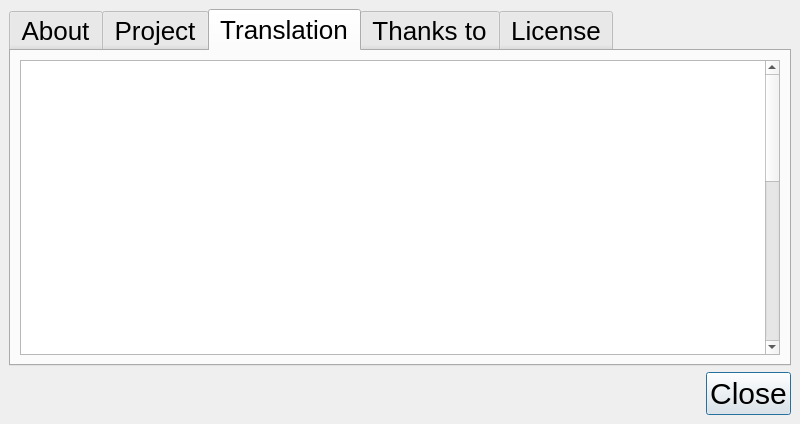
Before: the Qt Designer form src/gui/qt/gui_800x480/aboutpokerth_800x480.ui in pokerth/pokerth, drawn with Qt 5.
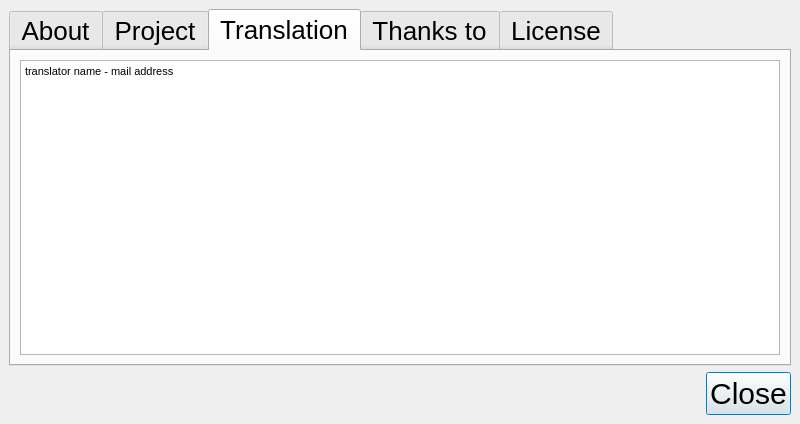
After: the same form once the commit is applied. The open tabs and pages were chosen to show the change. Icons and pictures are not drawn.

```diff
--- a/src/gui/qt/gui_800x480/aboutpokerth_800x480.ui
+++ b/src/gui/qt/gui_800x480/aboutpokerth_800x480.ui
@@ -181,26 +181,11 @@
           <string>&lt;!DOCTYPE HTML PUBLIC &quot;-//W3C//DTD HTML 4.0//EN&quot; &quot;http://www.w3.org/TR/REC-html40/strict.dtd&quot;&gt;
 &lt;html&gt;&lt;head&gt;&lt;meta name=&quot;qrichtext&quot; content=&quot;1&quot; /&gt;&lt;style type=&quot;text/css&quot;&gt;
 p, li { white-space: pre-wrap; }
-&lt;/style&gt;&lt;/head&gt;&lt;body style=&quot; font-family:'Nimbus Sans L'; font-weight:400; font-style:normal;&quot;&gt;
+&lt;/style&gt;&lt;/head&gt;&lt;body style=&quot; font-family:'Liberation Sans'; font-size:26px; font-weight:400; font-style:normal;&quot;&gt;
 &lt;table border=&quot;0&quot; style=&quot;-qt-table-type: root; margin-top:4px; margin-bottom:4px; margin-left:4px; margin-right:4px;&quot;&gt;
 &lt;tr&gt;
 &lt;td style=&quot;border: none;&quot;&gt;
-&lt;p style=&quot;-qt-paragraph-type:empty; margin-top:0px; margin-bottom:0px; margin-left:0px; margin-right:0px; -qt-block-indent:0; text-indent:0px;&quot;&gt;&lt;/p&gt;
-&lt;p style=&quot;-qt-paragraph-type:empty; margin-top:0px; margin-bottom:0px; margin-left:0px; margin-right:0px; -qt-block-indent:0; text-indent:0px;&quot;&gt;&lt;/p&gt;
-&lt;p style=&quot;-qt-paragraph-type:empty; margin-top:0px; margin-bottom:0px; margin-left:0px; margin-right:0px; -qt-block-indent:0; text-indent:0px;&quot;&gt;&lt;/p&gt;
-&lt;p style=&quot; margin-top:0px; margin-bottom:0px; margin-left:0px; margin-right:0px; -qt-block-indent:0; text-indent:0px;&quot;&gt;&lt;br /&gt;&lt;/p&gt;
-&lt;p style=&quot;-qt-paragraph-type:empty; margin-top:0px; margin-bottom:0px; margin-left:0px; margin-right:0px; -qt-block-indent:0; text-indent:0px;&quot;&gt;&lt;/p&gt;
-&lt;p style=&quot; margin-top:0px; margin-bottom:0px; margin-left:0px; margin-right:0px; -qt-block-indent:0; text-indent:0px;&quot;&gt;&lt;br /&gt;&lt;/p&gt;
-&lt;p style=&quot;-qt-paragraph-type:empty; margin-top:0px; margin-bottom:0px; margin-left:0px; margin-right:0px; -qt-block-indent:0; text-indent:0px;&quot;&gt;&lt;/p&gt;
-&lt;p style=&quot; margin-top:0px; margin-bottom:0px; margin-left:0px; margin-right:0px; -qt-block-indent:0; text-indent:0px;&quot;&gt;&lt;br /&gt;&lt;/p&gt;
-&lt;p style=&quot;-qt-paragraph-type:empty; margin-top:0px; margin-bottom:0px; margin-left:0px; margin-right:0px; -qt-block-indent:0; text-indent:0px;&quot;&gt;&lt;/p&gt;
-&lt;p style=&quot; margin-top:0px; margin-bottom:0px; margin-left:0px; margin-right:0px; -qt-block-indent:0; text-indent:0px;&quot;&gt;&lt;br /&gt;&lt;/p&gt;
-&lt;p style=&quot;-qt-paragraph-type:empty; margin-top:0px; margin-bottom:0px; margin-left:0px; margin-right:0px; -qt-block-indent:0; text-indent:0px; font-family:'Sans Serif';&quot;&gt;&lt;/p&gt;
-&lt;p style=&quot; margin-top:0px; margin-bottom:0px; margin-left:0px; margin-right:0px; -qt-block-indent:0; text-indent:0px;&quot;&gt;&lt;span style=&quot; font-family:'Sans Serif';&quot;&gt;&lt;br /&gt;&lt;/span&gt;&lt;/p&gt;
-&lt;p style=&quot;-qt-paragraph-type:empty; margin-top:0px; margin-bottom:0px; margin-left:0px; margin-right:0px; -qt-block-indent:0; text-indent:0px; font-family:'Sans Serif';&quot;&gt;&lt;/p&gt;
-&lt;p style=&quot; margin-top:0px; margin-bottom:0px; margin-left:0px; margin-right:0px; -qt-block-indent:0; text-indent:0px;&quot;&gt;&lt;span style=&quot; font-family:'Sans Serif';&quot;&gt;&lt;br /&gt;&lt;/span&gt;&lt;/p&gt;
-&lt;p style=&quot;-qt-paragraph-type:empty; margin-top:0px; margin-bottom:0px; margin-left:0px; margin-right:0px; -qt-block-indent:0; text-indent:0px; font-family:'Sans Serif';&quot;&gt;&lt;/p&gt;
-&lt;p style=&quot; margin-top:0px; margin-bottom:0px; margin-left:0px; margin-right:0px; -qt-block-indent:0; text-indent:0px;&quot;&gt;&lt;span style=&quot; font-family:'Sans Serif';&quot;&gt;&lt;br /&gt;&lt;/span&gt;&lt;/p&gt;&lt;/td&gt;&lt;/tr&gt;&lt;/table&gt;&lt;/body&gt;&lt;/html&gt;</string>
+&lt;p style=&quot; margin-top:0px; margin-bottom:0px; margin-left:0px; margin-right:0px; -qt-block-indent:0; text-indent:0px;&quot;&gt;&lt;span style=&quot; font-family:'Nimbus Sans L'; font-size:8pt;&quot;&gt;translator name - mail address&lt;/span&gt;&lt;/p&gt;&lt;/td&gt;&lt;/tr&gt;&lt;/table&gt;&lt;/body&gt;&lt;/html&gt;</string>
          </property>
          <property name="openExternalLinks">
           <bool>true</bool>
```
Left out of the diff: 14 changed lines with no effect on the pictures.
